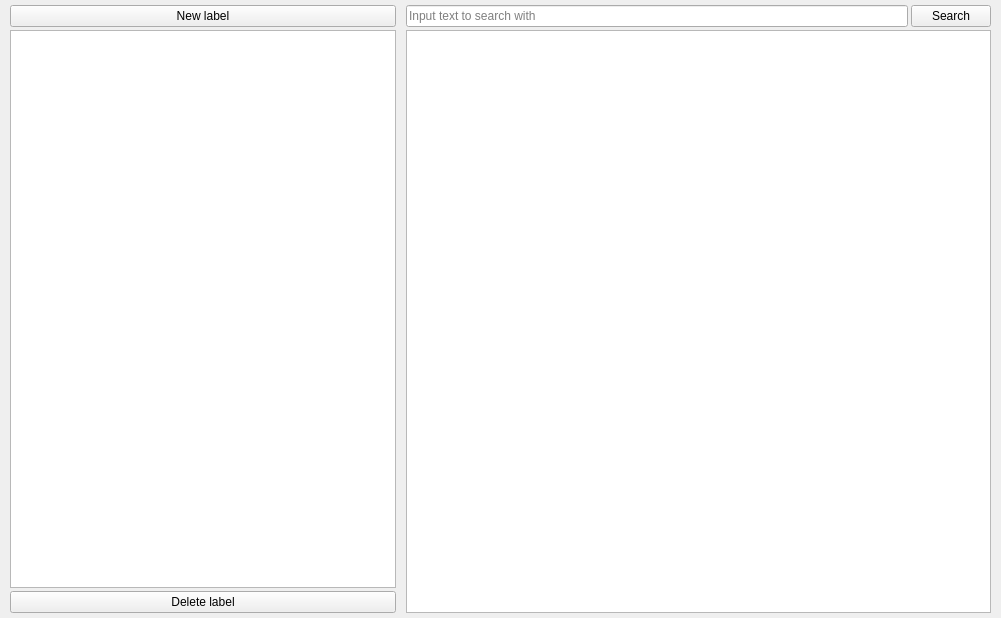
SuperSolik/gui_1h2020-notes-app, file temp_resources/mainwindow.ui: the form before one commit.
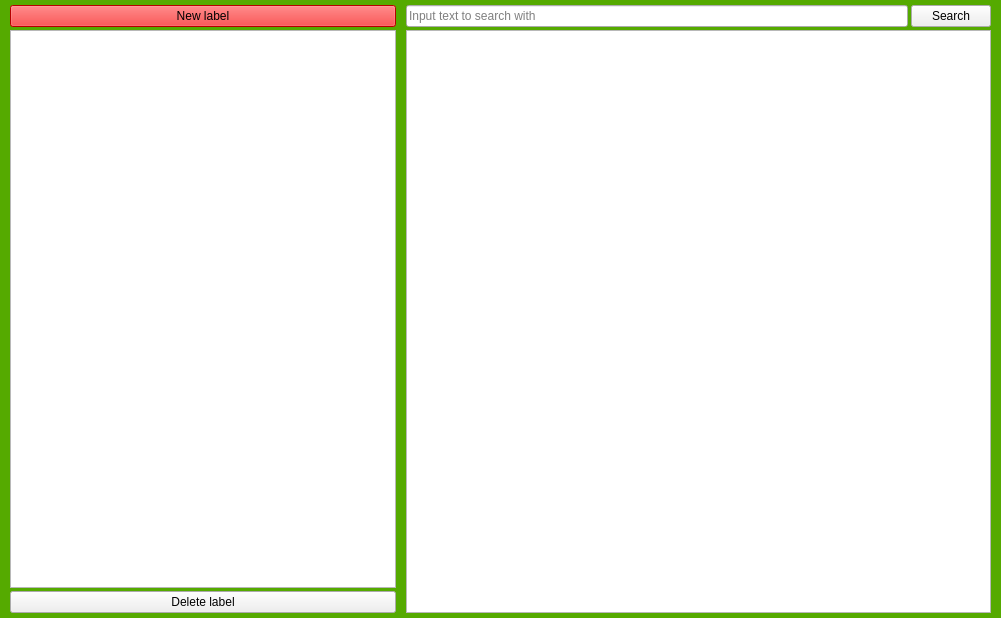
The form after the commit.

Patch:
```diff
--- a/temp_resources/mainwindow.ui
+++ b/temp_resources/mainwindow.ui
@@ -13,6 +13,14 @@
   <property name="windowTitle">
    <string>MainWindow</string>
   </property>
+  <property name="autoFillBackground">
+   <bool>false</bool>
+  </property>
+  <property name="styleSheet">
+   <string notr="true">QMainWindow {
+	background-color: rgb(85, 170, 0);
+}</string>
+  </property>
   <widget class="QWidget" name="centralwidget">
    <layout class="QHBoxLayout" name="horizontalLayout" stretch="2,3">
     <property name="spacing">
@@ -50,6 +58,14 @@
        </property>
        <item>
         <widget class="QPushButton" name="newLabelBtn">
+         <property name="autoFillBackground">
+          <bool>false</bool>
+         </property>
+         <property name="styleSheet">
+          <string notr="true">QPushButton#newLabelBtn {
+	background: red;
+}</string>
+         </property>
          <property name="text">
           <string>New label</string>
          </property>
@@ -107,6 +123,9 @@
        </item>
        <item>
         <widget class="QPushButton" name="deleteLabelBtn">
+         <property name="styleSheet">
+          <string notr="true">background</string>
+         </property>
          <property name="text">
           <string>Delete label</string>
          </property>
```
